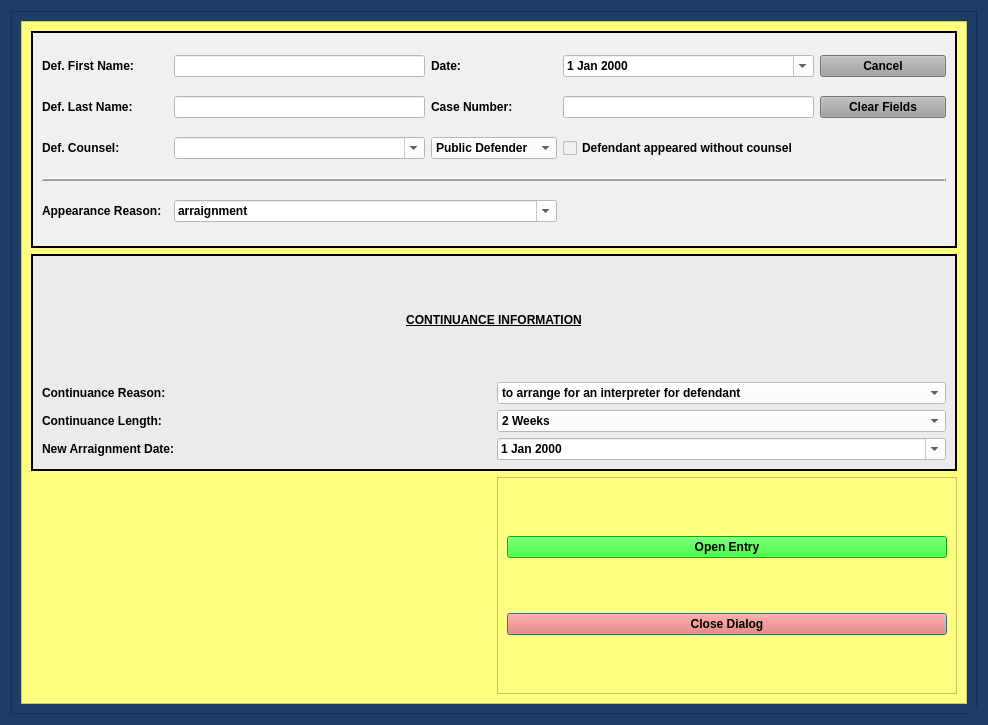
Old version of the form munientry/views/ui/ArraignmentContinueDialog.ui in the repository HunterProgram22/MuniEntry.
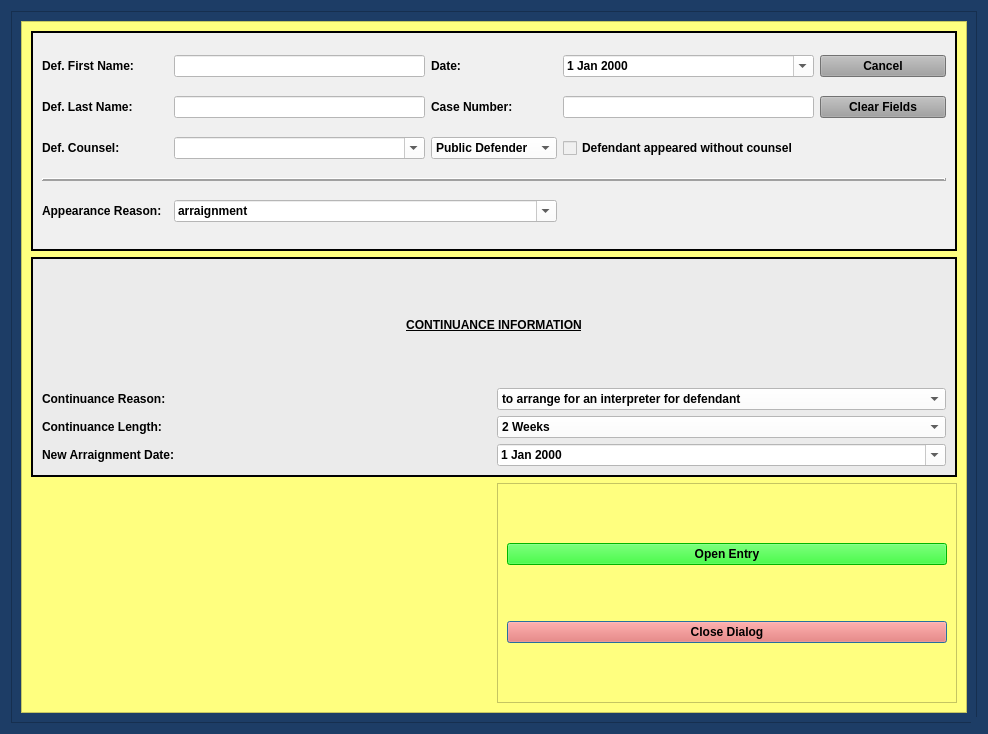
New version of the form. Custom widgets are drawn as their Qt base class.

Commit message: Updated labels and boxes to hide for interpreter continuance.

What changed in the file:
```diff
--- a/munientry/views/ui/ArraignmentContinueDialog.ui
+++ b/munientry/views/ui/ArraignmentContinueDialog.ui
@@ -13,7 +13,7 @@
     <x>0</x>
     <y>0</y>
     <width>988</width>
-    <height>725</height>
+    <height>734</height>
    </rect>
   </property>
   <property name="sizePolicy">
@@ -181,7 +181,7 @@
            <x>0</x>
            <y>0</y>
            <width>948</width>
-           <height>685</height>
+           <height>694</height>
           </rect>
          </property>
          <layout class="QGridLayout" name="gridLayout_2">
```
Left out of the diff: 4 changed lines with no effect on the pictures. The commit also changes 2 other files.
